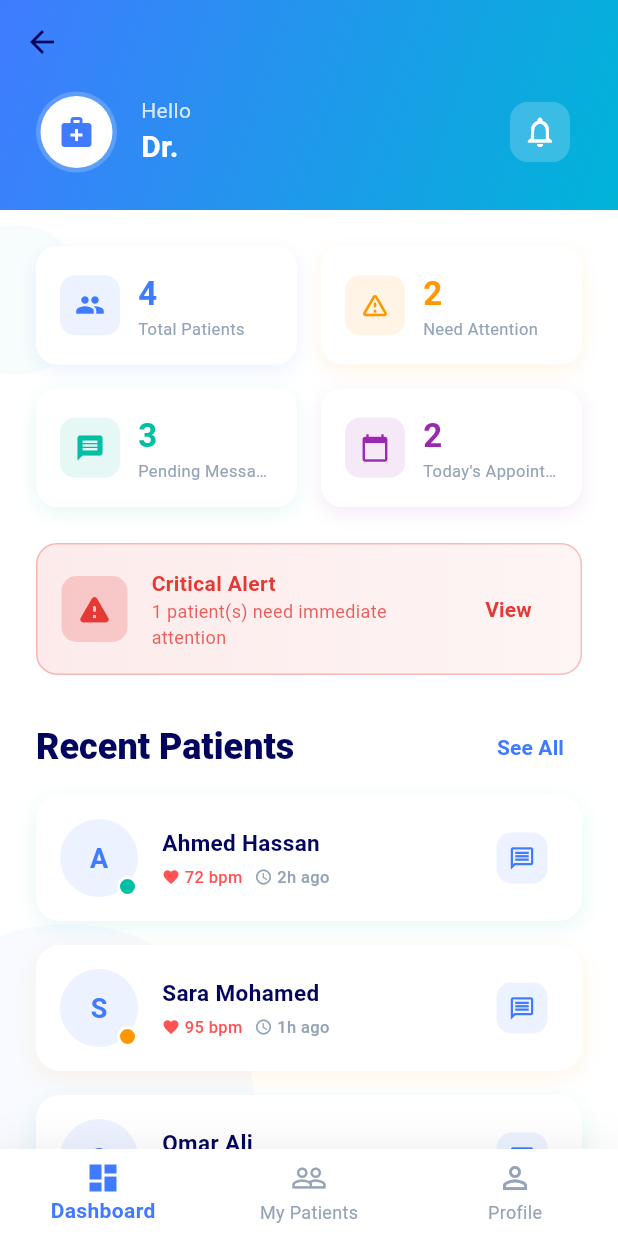
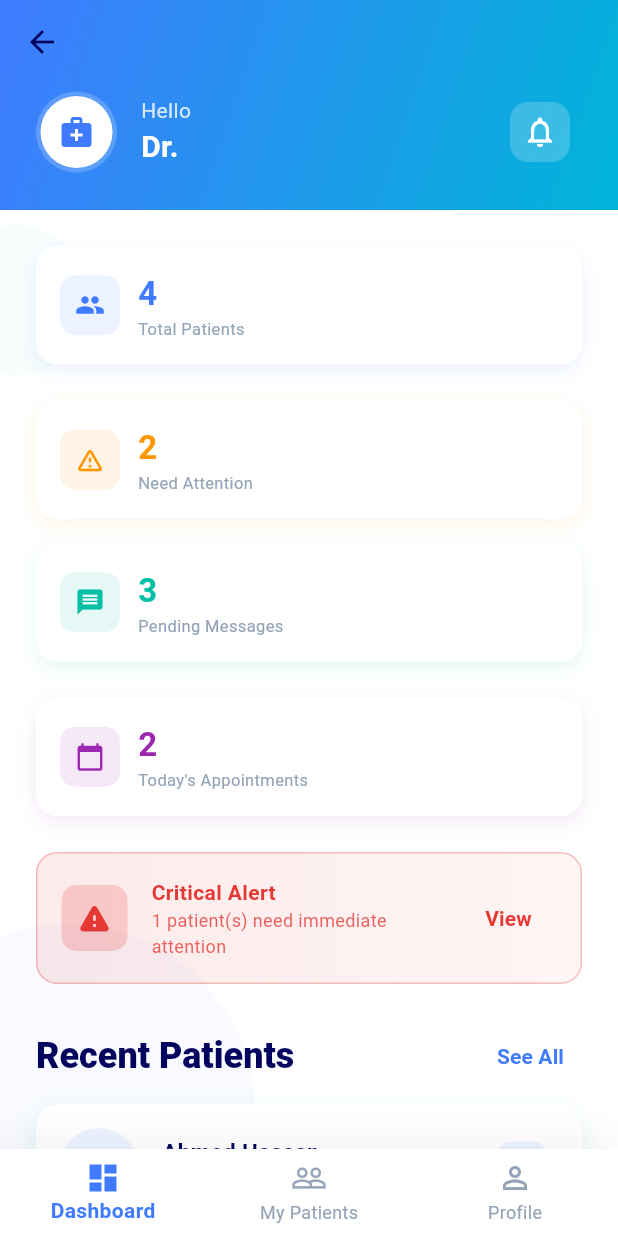
Before and after one commit to Nabda-Project/gp_app, a Flutter app: the DoctorDashboardScreen screen opened by its route, on a phone screen of 412 x 824 dp. Run offline on Flutter 3.47's test engine with Material 3 defaults, Android fonts, the light colour scheme and no system bars; our stand-ins replace cloud_firestore, firebase_auth, firebase_core, font_awesome_flutter, google_sign_in, hive and 1 more; accounts and stored records are empty.

Commit message:
feat: introduce doctor dashboard screen with new alert and stat card reusable widgets.

```diff
--- a/lib/screens/doctor/doctor_dashboard_screen.dart
+++ b/lib/screens/doctor/doctor_dashboard_screen.dart
@@ -7,6 +7,8 @@ import '../../utils/app_localizations.dart';
 import '../../widgets/reusable/decorated_background.dart';
 import '../../widgets/reusable/section_title.dart';
 import '../../widgets/reusable/patient_card.dart';
+import '../../widgets/reusable/stat_card.dart';
+import '../../widgets/reusable/alert_card.dart';
 
 class DoctorDashboardScreen extends StatefulWidget {
   const DoctorDashboardScreen({super.key});
@@ -254,35 +256,23 @@ class _DoctorDashboardScreenState extends State<DoctorDashboardScreen> {
                   crossAxisAlignment: CrossAxisAlignment.start,
                   children: [
                     // Quick Stats Row
-                    Row(
-                      children: [
-                        Expanded(
-                          child: _buildQuickStat(
+                    // Quick Stats Row
+                    StatCard(
                       icon: Icons.people,
                       value: '${_mockPatients.length}',
-                            label: AppLocalizations.of(
-                              context,
-                            )!.get('totalPatients'),
+                      label: AppLocalizations.of(context)!.get('totalPatients'),
                       color: AppColors.primaryBlue,
                     ),
-                        ),
-                        const SizedBox(width: AppDimensions.paddingM),
-                        Expanded(
-                          child: _buildQuickStat(
+                    const SizedBox(height: AppDimensions.paddingL),
+                    StatCard(
                       icon: Icons.warning_amber_rounded,
                       value:
                           '${_mockPatients.where((p) => p['status'] != 'Normal').length}',
                       label: 'Need Attention',
                       color: Colors.orange,
                     ),
-                        ),
-                      ],
-                    ),
                     const SizedBox(height: AppDimensions.paddingM),
-                    Row(
-                      children: [
-                        Expanded(
-                          child: _buildQuickStat(
+                    StatCard(
                       icon: Icons.message,
                       value: '3',
                       label: AppLocalizations.of(
@@ -290,10 +280,8 @@ class _DoctorDashboardScreenState extends State<DoctorDashboardScreen> {
                       )!.get('pendingMessages'),
                       color: AppColors.accentTeal,
                     ),
-                        ),
-                        const SizedBox(width: AppDimensions.paddingM),
-                        Expanded(
-                          child: _buildQuickStat(
+                    const SizedBox(height: AppDimensions.paddingL),
+                    StatCard(
                       icon: Icons.calendar_today,
                       value: '2',
                       label: AppLocalizations.of(
@@ -301,14 +289,26 @@ class _DoctorDashboardScreenState extends State<DoctorDashboardScreen> {
                       )!.get('todayAppointments'),
                       color: Colors.purple,
                     ),
-                        ),
-                      ],
-                    ),
                     const SizedBox(height: AppDimensions.paddingL),
 
                     // Critical Patients Alert
                     if (_mockPatients.any((p) => p['status'] == 'Critical'))
-                      _buildCriticalAlert(),
+                      AlertCard(
+                        title: 'Critical Alert',
+                        message:
+                            '${_mockPatients.where((p) => p['status'] == 'Critical').length} patient(s) need immediate attention',
+                        onTap: () {
+                          final criticalPatients =
+                              _mockPatients
+                                  .where((p) => p['status'] == 'Critical')
+                                  .toList();
+                          Navigator.pushNamed(
+                            context,
+                            '/patient_detail',
+                            arguments: criticalPatients.first,
+                          );
+                        },
+                      ),
 
                     const SizedBox(height: AppDimensions.paddingL),
 
@@ -499,133 +499,4 @@ class _DoctorDashboardScreenState extends State<DoctorDashboardScreen> {
       ),
     );
   }
-
-  Widget _buildQuickStat({
-    required IconData icon,
-    required String value,
-    required String label,
-    required Color color,
-  }) {
-    return Container(
-      padding: const EdgeInsets.all(AppDimensions.paddingM),
-      decoration: BoxDecoration(
-        color: AppColors.white,
-        borderRadius: BorderRadius.circular(14),
-        boxShadow: [
-          BoxShadow(
-            color: color.withOpacity(0.1),
-            blurRadius: 10,
-            offset: const Offset(0, 4),
-          ),
-        ],
-      ),
-      child: Row(
-        children: [
-          Container(
-            padding: const EdgeInsets.all(10),
-            decoration: BoxDecoration(
-              color: color.withOpacity(0.1),
-              borderRadius: BorderRadius.circular(10),
-            ),
-            child: Icon(icon, color: color, size: 20),
-          ),
-          const SizedBox(width: 12),
-          Expanded(
-            child: Column(
-              crossAxisAlignment: CrossAxisAlignment.start,
-              children: [
-                Text(
-                  value,
-                  style: TextStyle(
-                    fontSize: 22,
-                    fontWeight: FontWeight.bold,
-                    color: color,
-                  ),
-                ),
-                Text(
-                  label,
-                  style: const TextStyle(fontSize: 11, color: AppColors.grey),
-                  overflow: TextOverflow.ellipsis,
-                ),
-              ],
-            ),
-          ),
-        ],
-      ),
-    );
 }
-
-  Widget _buildCriticalAlert() {
-    final criticalPatients =
-        _mockPatients.where((p) => p['status'] == 'Critical').toList();
-
-    return Container(
-      padding: const EdgeInsets.all(AppDimensions.paddingM),
-      decoration: BoxDecoration(
-        gradient: LinearGradient(
-          colors: [
-            AppColors.error.withOpacity(0.1),
-            AppColors.error.withOpacity(0.05),
-          ],
-        ),
-        borderRadius: BorderRadius.circular(14),
-        border: Border.all(color: AppColors.error.withOpacity(0.3)),
-      ),
-      child: Row(
-        children: [
-          Container(
-            padding: const EdgeInsets.all(10),
-            decoration: BoxDecoration(
-              color: AppColors.error.withOpacity(0.2),
-              borderRadius: BorderRadius.circular(10),
-            ),
-            child: const Icon(
-              Icons.warning_rounded,
-              color: AppColors.error,
-              size: 24,
-            ),
-          ),
-          const SizedBox(width: AppDimensions.paddingM),
-          Expanded(
-            child: Column(
-              crossAxisAlignment: CrossAxisAlignment.start,
-              children: [
-                const Text(
-                  'Critical Alert',
-                  style: TextStyle(
-                    fontWeight: FontWeight.bold,
-                    color: AppColors.error,
-                    fontSize: 14,
-                  ),
-                ),
-                Text(
-                  '${criticalPatients.length} patient(s) need immediate attention',
-                  style: TextStyle(
-                    color: AppColors.error.withOpacity(0.8),
-                    fontSize: 12,
-                  ),
-                ),
-              ],
-            ),
-          ),
-          TextButton(
-            onPressed: () {
-              Navigator.pushNamed(
-                context,
-                '/patient_detail',
-                arguments: criticalPatients.first,
-              );
-            },
-            child: const Text(
-              'View',
-              style: TextStyle(
-                color: AppColors.error,
-                fontWeight: FontWeight.bold,
-              ),
-            ),
-          ),
-        ],
-      ),
-    );
-  }
-}
--- /dev/null
+++ b/lib/widgets/reusable/alert_card.dart
@@ -0,0 +1,74 @@
+import 'package:flutter/material.dart';
+import '../../utils/constants.dart';
+
+class AlertCard extends StatelessWidget {
+  final String title;
+  final String message;
+  final String buttonText;
+  final VoidCallback onTap;
+  final Color color;
+  final IconData icon;
+
+  const AlertCard({
+    super.key,
+    required this.title,
+    required this.message,
+    required this.onTap,
+    this.buttonText = 'View',
+    this.color = AppColors.error,
+    this.icon = Icons.warning_rounded,
+  });
+
+  @override
+  Widget build(BuildContext context) {
+    return Container(
+      padding: const EdgeInsets.all(AppDimensions.paddingM),
+      decoration: BoxDecoration(
+        gradient: LinearGradient(
+          colors: [color.withOpacity(0.1), color.withOpacity(0.05)],
+        ),
+        borderRadius: BorderRadius.circular(14),
+        border: Border.all(color: color.withOpacity(0.3)),
+      ),
+      child: Row(
+        children: [
+          Container(
+            padding: const EdgeInsets.all(10),
+            decoration: BoxDecoration(
+              color: color.withOpacity(0.2),
+              borderRadius: BorderRadius.circular(10),
+            ),
+            child: Icon(icon, color: color, size: 24),
+          ),
+          const SizedBox(width: AppDimensions.paddingM),
+          Expanded(
+            child: Column(
+              crossAxisAlignment: CrossAxisAlignment.start,
+              children: [
+                Text(
+                  title,
+                  style: TextStyle(
+                    fontWeight: FontWeight.bold,
+                    color: color,
+                    fontSize: 14,
+                  ),
+                ),
+                Text(
+                  message,
+                  style: TextStyle(color: color.withOpacity(0.8), fontSize: 12),
+                ),
+              ],
+            ),
+          ),
+          TextButton(
+            onPressed: onTap,
+            child: Text(
+              buttonText,
+              style: TextStyle(color: color, fontWeight: FontWeight.bold),
+            ),
+          ),
+        ],
+      ),
+    );
+  }
+}
--- a/lib/widgets/reusable/stat_card.dart
+++ b/lib/widgets/reusable/stat_card.dart
@@ -6,7 +6,6 @@ class StatCard extends StatelessWidget {
   final String value;
   final String label;
   final Color color;
-  final VoidCallback? onTap;
 
   const StatCard({
     super.key,
@@ -14,23 +13,19 @@ class StatCard extends StatelessWidget {
     required this.value,
     required this.label,
     required this.color,
-    this.onTap,
   });
 
   @override
   Widget build(BuildContext context) {
-    return GestureDetector(
-      onTap: onTap,
-      child: Container(
-        width: double.infinity,
-        padding: const EdgeInsets.all(AppDimensions.paddingL),
+    return Container(
+      padding: const EdgeInsets.all(AppDimensions.paddingM),
       decoration: BoxDecoration(
         color: AppColors.white,
-          borderRadius: BorderRadius.circular(AppDimensions.radiusM),
+        borderRadius: BorderRadius.circular(14),
         boxShadow: [
           BoxShadow(
-              color: color.withOpacity(0.15),
-              blurRadius: 12,
+            color: color.withOpacity(0.1),
+            blurRadius: 10,
             offset: const Offset(0, 4),
           ),
         ],
@@ -38,18 +33,14 @@ class StatCard extends StatelessWidget {
       child: Row(
         children: [
           Container(
-              padding: const EdgeInsets.all(14),
+            padding: const EdgeInsets.all(10),
             decoration: BoxDecoration(
-                gradient: LinearGradient(
-                  begin: Alignment.topLeft,
-                  end: Alignment.bottomRight,
-                  colors: [color.withOpacity(0.2), color.withOpacity(0.1)],
+              color: color.withOpacity(0.1),
+              borderRadius: BorderRadius.circular(10),
             ),
-                borderRadius: BorderRadius.circular(14),
+            child: Icon(icon, color: color, size: 20),
           ),
-              child: Icon(icon, color: color, size: 26),
-            ),
-            const SizedBox(width: AppDimensions.paddingM),
+          const SizedBox(width: 12),
           Expanded(
             child: Column(
               crossAxisAlignment: CrossAxisAlignment.start,
@@ -57,32 +48,20 @@ class StatCard extends StatelessWidget {
                 Text(
                   value,
                   style: TextStyle(
-                      fontSize: 28,
+                    fontSize: 22,
                     fontWeight: FontWeight.bold,
                     color: color,
                   ),
                 ),
-                  const SizedBox(height: 2),
                 Text(
                   label,
-                    style: const TextStyle(
-                      fontSize: 13,
-                      color: AppColors.grey,
-                      fontWeight: FontWeight.w500,
-                    ),
+                  style: const TextStyle(fontSize: 11, color: AppColors.grey),
                   overflow: TextOverflow.ellipsis,
                 ),
               ],
             ),
           ),
-            if (onTap != null)
-              Icon(
-                Icons.arrow_forward_ios,
-                size: 16,
-                color: color.withOpacity(0.5),
-              ),
         ],
-        ),
       ),
     );
   }
```
Lines whose indentation alone changed are shown as unchanged.
